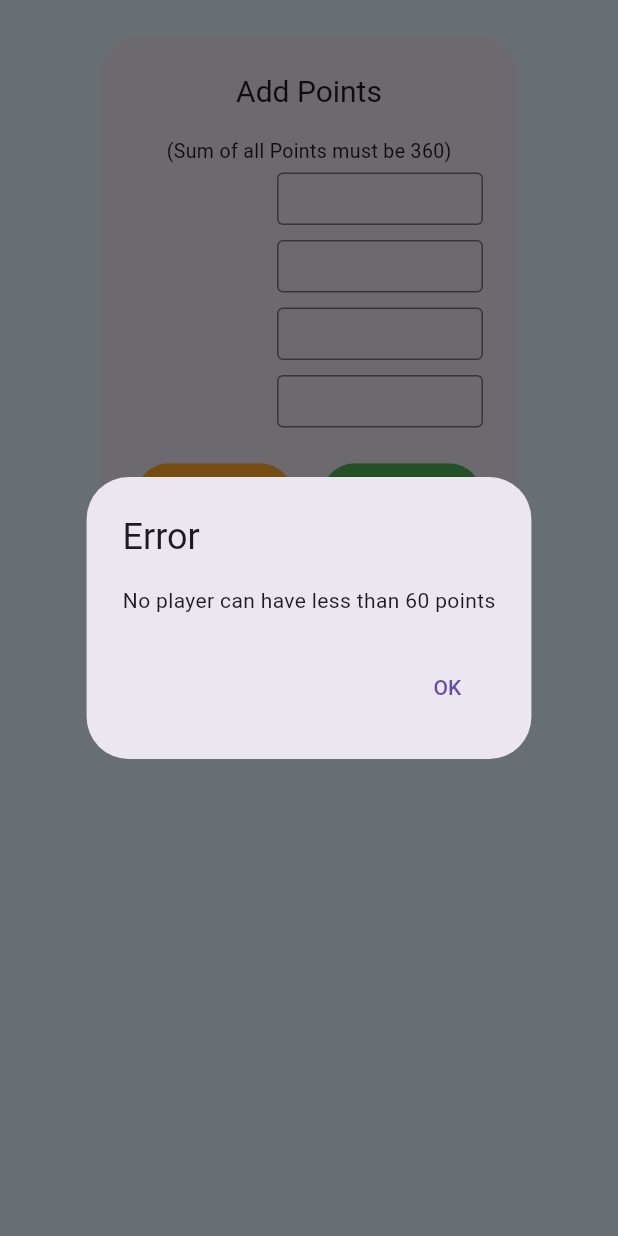
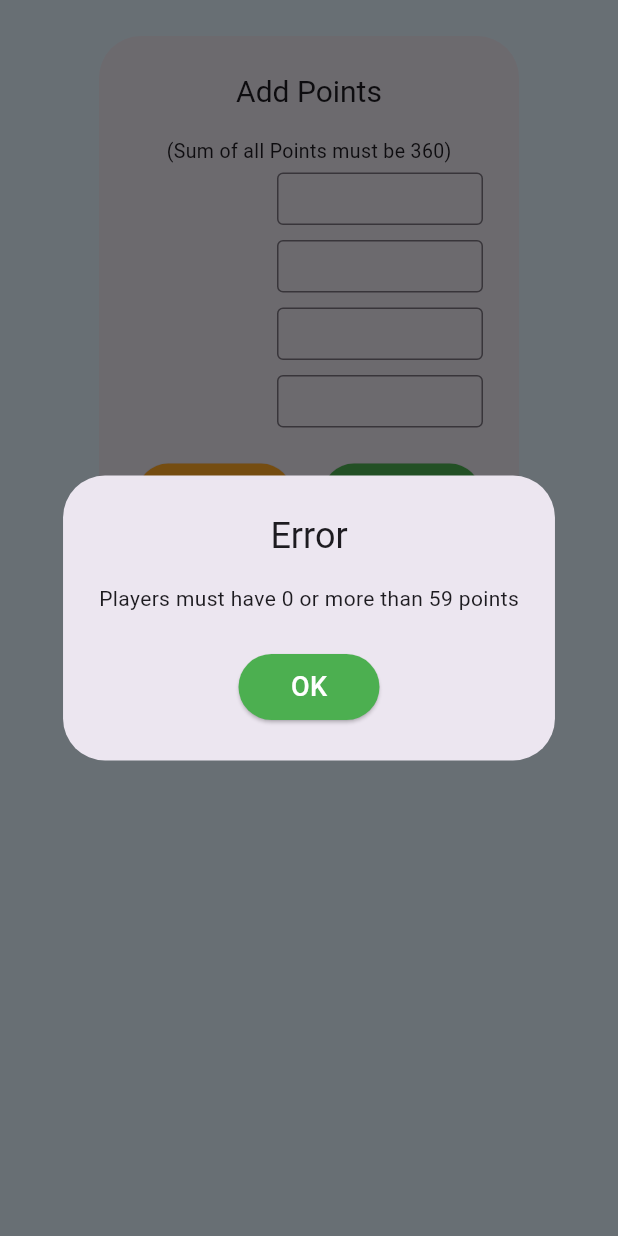
Before and after one commit to rashiqurrahman16/card_points_app, a Flutter app: the AddPointsPage widget shown alone on an empty page, opened directly, after a tap on "Submit", on a phone screen of 412 x 824 dp. Run offline on Flutter 3.47's test engine with Material 3 defaults, Android fonts, the phone set to English and light mode, and no system bars; our stand-ins replace hive, hive_flutter; accounts and stored records are empty.

Commit message:
minor changes

```diff
--- a/lib/boxes/boxes.dart
+++ b/lib/boxes/boxes.dart
@@ -6,4 +6,5 @@ class Boxes {
 
   static Box<NameModel> getNames() => Hive.box<NameModel>('names');
   static Box<ScoreModel> getScores() => Hive.box<ScoreModel>('scores');
+  static Box<FinalScoreModel> getFinalScores() => Hive.box<FinalScoreModel>('finalScores');
 }
--- a/lib/main.dart
+++ b/lib/main.dart
@@ -19,6 +19,10 @@ void main() async {
 
   await Hive.openBox<ScoreModel>('scores');
 
+  Hive.registerAdapter(FinalScoreModelAdapter());
+
+  await Hive.openBox<FinalScoreModel>('finalScores');
+
 
   runApp(const MyApp());
 }
--- a/lib/models/name_score_model.dart
+++ b/lib/models/name_score_model.dart
@@ -30,9 +30,9 @@ class ScoreModel {
 
   @HiveField(0)
   int score1;
-  @HiveField(4)
+  @HiveField(1)
   int score2;
-  @HiveField(5)
+  @HiveField(2)
   int score3;
   @HiveField(3)
   int score4;
@@ -45,3 +45,36 @@ class ScoreModel {
   });
 
 }
+
+@HiveType(typeId: 3)
+class FinalScoreModel {
+
+  @HiveField(0)
+  String finalPlayer1;
+  @HiveField(1)
+  int finalScore1;
+  @HiveField(2)
+  String finalPlayer2;
+  @HiveField(3)
+  int finalScore2;
+  @HiveField(4)
+  String finalPlayer3;
+  @HiveField(5)
+  int finalScore3;
+  @HiveField(6)
+  String finalPlayer4;
+  @HiveField(7)
+  int finalScore4;
+
+  FinalScoreModel({
+    required this.finalPlayer1,
+    required this.finalScore1,
+    required this.finalPlayer2,
+    required this.finalScore2,
+    required this.finalPlayer3,
+    required this.finalScore3,
+    required this.finalPlayer4,
+    required this.finalScore4,
+  });
+
+}
--- a/lib/pages/home_page.dart
+++ b/lib/pages/home_page.dart
@@ -3,11 +3,9 @@ import 'package:flutter/services.dart';
 import 'package:hazari/boxes/boxes.dart';
 import 'package:hazari/pages/about_us.dart';
 import 'package:hazari/pages/rules_page.dart';
-import 'package:hazari/pages/score_page.dart';
 import 'package:hazari/models/name_score_model.dart';
 import 'package:hive_flutter/hive_flutter.dart';
 import 'package:hazari/widgets/exit_confirmation_page.dart';
-
 import '../widgets/name_confirmation_page.dart';
 
 
@@ -206,7 +204,6 @@ class _HomePageState extends State<HomePage> {
                                 player2 == player3 ||
                                 player2 == player4 ||
                                 player3 == player4) {
-                              // Show an error Dialog if duplicates found
                               _sameNameErrorDialog();
                               return; // Prevent saving and showing the dialog
                             }
--- a/lib/widgets/add_points_page.dart
+++ b/lib/widgets/add_points_page.dart
@@ -61,8 +61,7 @@ class _AddPointsPageState extends State<AddPointsPage> {
             content: SizedBox(
               width: double.infinity,
               child: Column(
-                mainAxisSize: MainAxisSize.min
-                ,
+                mainAxisSize: MainAxisSize.min,
                 children: [
                   Text("(Sum of all Points must be 360)", style: TextStyle(fontSize: 13),),
                   SizedBox(height: 5,),
@@ -279,14 +278,14 @@ class _AddPointsPageState extends State<AddPointsPage> {
         context: context,
         builder: (context){
           return AlertDialog(
-            title: Text('Error'),
+            title: Center(child: Text('Error')),
             content: SingleChildScrollView(
               child: Column(
                 children: [
                   if(i==1)
                   Text('Sum of all players points must be equal to 360'),
                   if(i==2)
-                  Text('No player can have less than 60 points'),
+                  Text('Players must have 0 or more than 59 points'),
                   if(i==3)
                   Text('Must be able to divide by 5'),
                 ],
@@ -294,10 +293,24 @@ class _AddPointsPageState extends State<AddPointsPage> {
 
             ),
             actions: [
-              TextButton(onPressed: (){
-                Navigator.pop(context);
-              },
-                  child:  Text('OK')
+              Row(
+                mainAxisAlignment: MainAxisAlignment.center,
+                children: [
+                  SizedBox(
+                    height: 50,
+                    width: 100,
+                    child: Padding(
+                      padding: const EdgeInsets.all(3),
+                      child: ElevatedButton(
+                          style: ElevatedButton.styleFrom(backgroundColor: Colors.green.shade500),
+                          onPressed: (){
+                        Navigator.pop(context);
+                      },
+                          child:  Text('OK', style: TextStyle(color: Colors.white, fontSize: 18),)
+                      ),
+                    ),
+                  ),
+                ],
               )
             ],
           );
```
Also changed, not shown: lib/data/players_page.dart (+17 -0 lines), lib/pages/point_add_page.dart (deleted, +0 -260 lines), lib/pages/score_page.dart (+20 -27 lines), lib/pages/winner_page.dart (+48 -14 lines), assets/icon.png, lib/models/name_score_model.g.dart, 26 other files.
